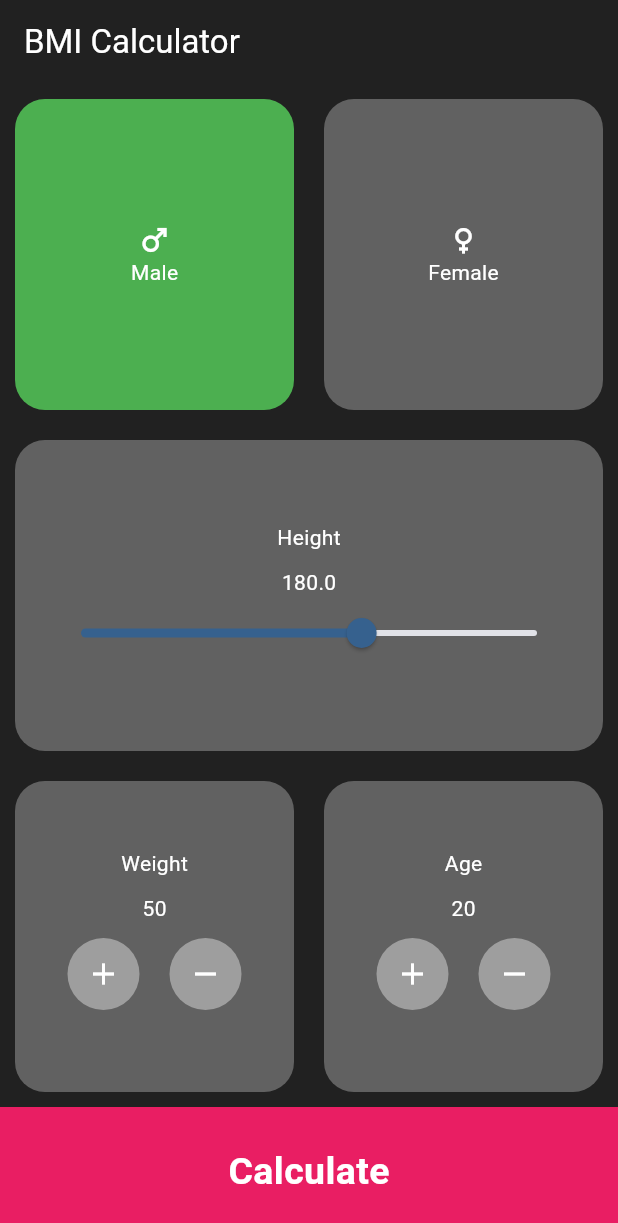
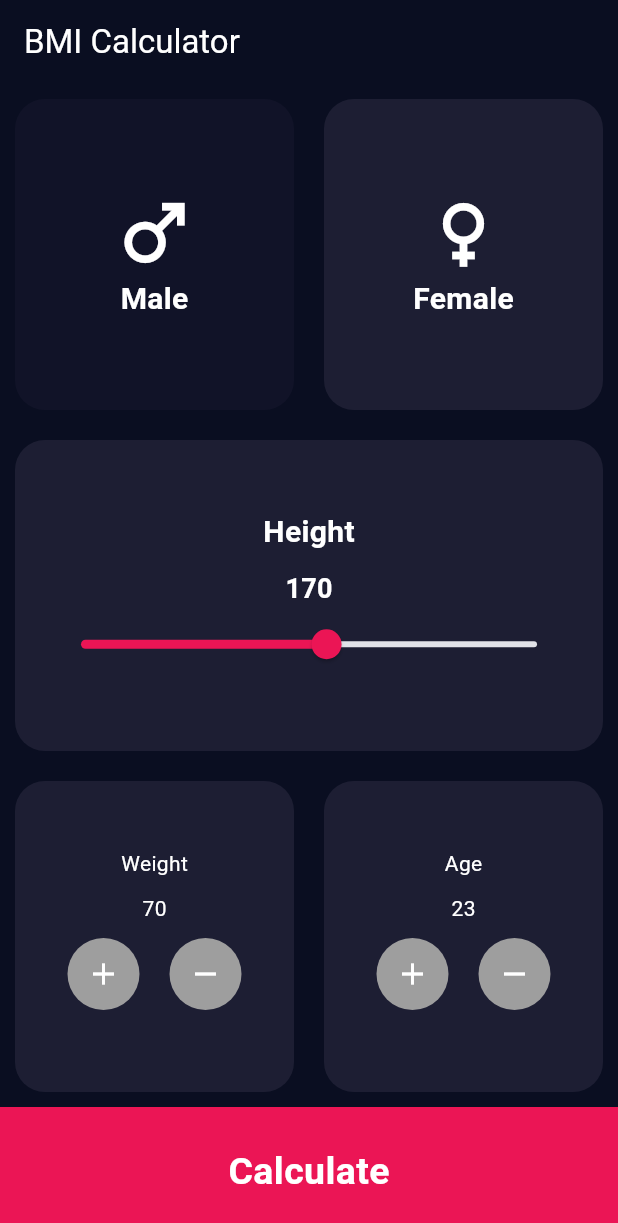
Before and after one commit to YoussefMohammed001/codex_flutter_g1, a Flutter app: the screen it shows after launch, on a phone screen of 412 x 824 dp. Shown: the top 1223 px of the screen. Run offline on Flutter 3.47's test engine with Material 3 defaults, Android fonts, the light colour scheme and no system bars.

Commit message:
s5 part 2

```diff
--- /dev/null
+++ b/lib/bmi_calc/app_colors.dart
@@ -0,0 +1,7 @@
+import 'package:flutter/material.dart';
+
+  const Color background = Color(0xFF0A0E21);
+ const Color cardColor = Color(0xFF1D1E33);
+ const Color selectedCardColor = Color(0xFF111328);
+ const Color primaryPink = Color(0xFFEB1555);
+ const Color whiteColor = Color(0xFFFFFFFF);
--- a/lib/bmi_calc/bmi_calculator_screen.dart
+++ b/lib/bmi_calc/bmi_calculator_screen.dart
@@ -1,3 +1,6 @@
+import 'dart:math';
+import 'package:codex_flutter_g1/bmi_calc/app_colors.dart';
+import 'package:codex_flutter_g1/bmi_calc/bmi_result_screen.dart';
 import 'package:flutter/material.dart';
 
 class BmiCalculatorScreen extends StatefulWidget {
@@ -9,15 +12,21 @@ class BmiCalculatorScreen extends StatefulWidget {
 
 class _BmiCalculatorScreenState extends State<BmiCalculatorScreen> {
 
-  double height = 180;
+double height = 170;
 bool isMale  = true;
+int weight = 70;
+int age = 23;
+
+
+
+
 
 
 
   @override
-  Widget build(BuildContext context) {
+Widget build(BuildContext context) {
     return Scaffold(
-      backgroundColor: Colors.grey.shade900,
+      backgroundColor:background ,
       appBar: AppBar(
         backgroundColor: Colors.transparent,
         title: Text("BMI Calculator",style: TextStyle(color: Colors.white),),
@@ -31,47 +40,35 @@ bool isMale  = true;
                   setState(() {
                     isMale = true;
                   });
-                }, color: isMale == true ? Colors.green : Colors.grey.shade700,),
-
-
-
+                }, color: isMale == true ?selectedCardColor : cardColor,),
                 genderItem(text: 'Female',icon: Icons.female, onTap: () {
                   setState(() {
                     isMale = false;
                   });
-                }, color: isMale == false ? Colors.green : Colors.grey.shade700,),
+                }, color: isMale == false ? selectedCardColor :cardColor,),
               ],
             ),
           ),
-          heightItem(),
+          heightWidget(),
           Expanded(
             child: Row(
               children: [
-                weightAndAgeItem(title: 'Weight',value:50),
-                weightAndAgeItem(title: "Age",value: 20),
+                weightAndAgeWidget(title: 'Weight',value:weight,),
+                weightAndAgeWidget(title: "Age",value: age,),
 
               ],
             ),
           ),
-          Container(
-            alignment: Alignment.center,
-            width: double.infinity,
-            padding: EdgeInsets.all(25),
-            decoration: BoxDecoration(
-              color: Colors.pink,
-            ),
-            child: Text("Calculate",style: TextStyle(color: Colors.white,
-            fontWeight: FontWeight.bold,
-              fontSize: 25
-            ),),
-          )
+          calculateButton()
 
         ],
       ),
     );
   }
 
-  Widget genderItem({required String text,required IconData icon,required GestureTapCallback onTap,required Color color}) {
+
+
+Widget genderItem({required String text,required IconData icon,required GestureTapCallback onTap,required Color color}) {
     return Expanded(
       child: InkWell(
         onTap: onTap,
@@ -86,8 +83,8 @@ bool isMale  = true;
           child: Column(
             mainAxisAlignment: MainAxisAlignment.center,
             children: [
-              Icon(icon,color: Colors.white,),
-              Text(text,style: TextStyle(color: Colors.white),)
+              Icon(icon,color: Colors.white,size: 60,),
+              Text(text,style: TextStyle(color: Colors.white,fontSize: 20,fontWeight: FontWeight.bold),)
             ],
           ),
         ),
@@ -95,23 +92,25 @@ bool isMale  = true;
     );
   }
 
-Widget heightItem(){
+
+Widget heightWidget(){
     return   Expanded(
       child: Container(
         width: double.infinity,
         padding: EdgeInsets.all(20),
         margin: EdgeInsets.all(10),
         decoration: BoxDecoration(
-          color: Colors.grey.shade700,
+          color: cardColor,
           borderRadius: BorderRadius.circular(20),
         ),
         child: Column(
           mainAxisAlignment: MainAxisAlignment.center,
           children: [
-            Text("Height",style: TextStyle(color: Colors.white),),
+            Text("Height",style: TextStyle(color: Colors.white,fontSize: 20,fontWeight: FontWeight.bold),),
             SizedBox(height: 10,),
-            Text(height.toString(),style: TextStyle(color: Colors.white),),
+            Text(height.toInt().toString(),style: TextStyle(color: Colors.white,fontSize: 18,fontWeight: FontWeight.bold),),
             Slider(
+              activeColor: primaryPink,
               value: height,
               max: 230,
               min: 100,
@@ -129,15 +128,13 @@ Widget heightItem(){
     );
 }
 
-
-
-Widget weightAndAgeItem({required String title,required int value }){
+Widget weightAndAgeWidget({required String title,required int value}){
     return       Expanded(
       child: Container(
         padding: EdgeInsets.all(20),
         margin: EdgeInsets.all(10),
         decoration: BoxDecoration(
-          color: Colors.grey.shade700,
+          color: cardColor,
           borderRadius: BorderRadius.circular(20),
         ),
         child: Column(
@@ -155,7 +152,16 @@ Widget weightAndAgeItem({required String title,required int value }){
                         borderRadius: BorderRadius.circular(50),
                         color:Colors.grey
                     ),
-                    child: IconButton(onPressed: (){},
+                    child: IconButton(
+                      onPressed: (){
+                        setState(() {
+                          if(title == "Age"){
+                            age++;
+                          }else{
+                            weight++;
+                          }
+                        });
+                      },
                       icon: Icon(Icons.add,color: Colors.white,),
                     ),
                   ),
@@ -164,15 +170,29 @@ Widget weightAndAgeItem({required String title,required int value }){
                     margin: EdgeInsets.all(10),
                     decoration: BoxDecoration(
                         borderRadius: BorderRadius.circular(50),
-                        color:Colors.grey
+                        color:Colors.grey,
                     ),
-                    child: IconButton(onPressed: (){},
+                    child: IconButton(
+                      onPressed: (){
+                        setState(() {
+                          if(title == "Age"){
+
+                            if(age>1){
+                              age--;
+                            }
+
+                          }else{
+                            if(weight >3){
+                              weight--;
+                            }
+                          }
+                        });
+                      },
                       icon: Icon(Icons.remove,color: Colors.white,),
                     ),
                   ),
 
-                ],)
-
+                ],),
             ]
         ),
       ),
@@ -180,4 +200,30 @@ Widget weightAndAgeItem({required String title,required int value }){
 }
 
 
+Widget calculateButton(){
+    return           InkWell(
+      onTap: (){
+
+        final double _bmi = weight / pow(height / 100, 2);
+        print(_bmi);
+        Navigator.push(context, MaterialPageRoute(builder: (context) {
+          return BmiResultScreen(result: _bmi,);
+        }));
+
+      },
+      child: Container(
+        alignment: Alignment.center,
+        width: double.infinity,
+        padding: EdgeInsets.all(25),
+        decoration: BoxDecoration(
+          color: primaryPink,
+        ),
+        child: Text("Calculate",style: TextStyle(color: Colors.white,
+            fontWeight: FontWeight.bold,
+            fontSize: 25
+        ),),
+      ),
+    );
 }
+
+}
```
Also changed, not shown: lib/bmi_calc/bmi_result_screen.dart (added, +55 -0 lines), 1 other file.
